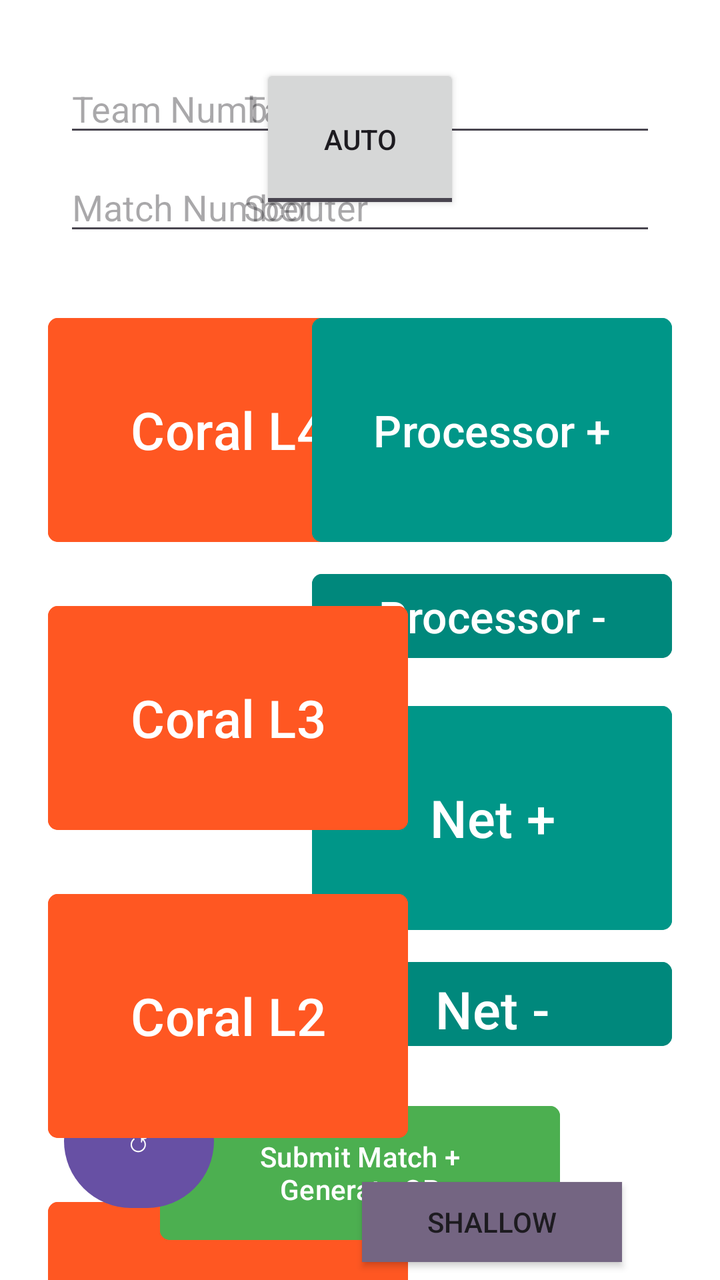
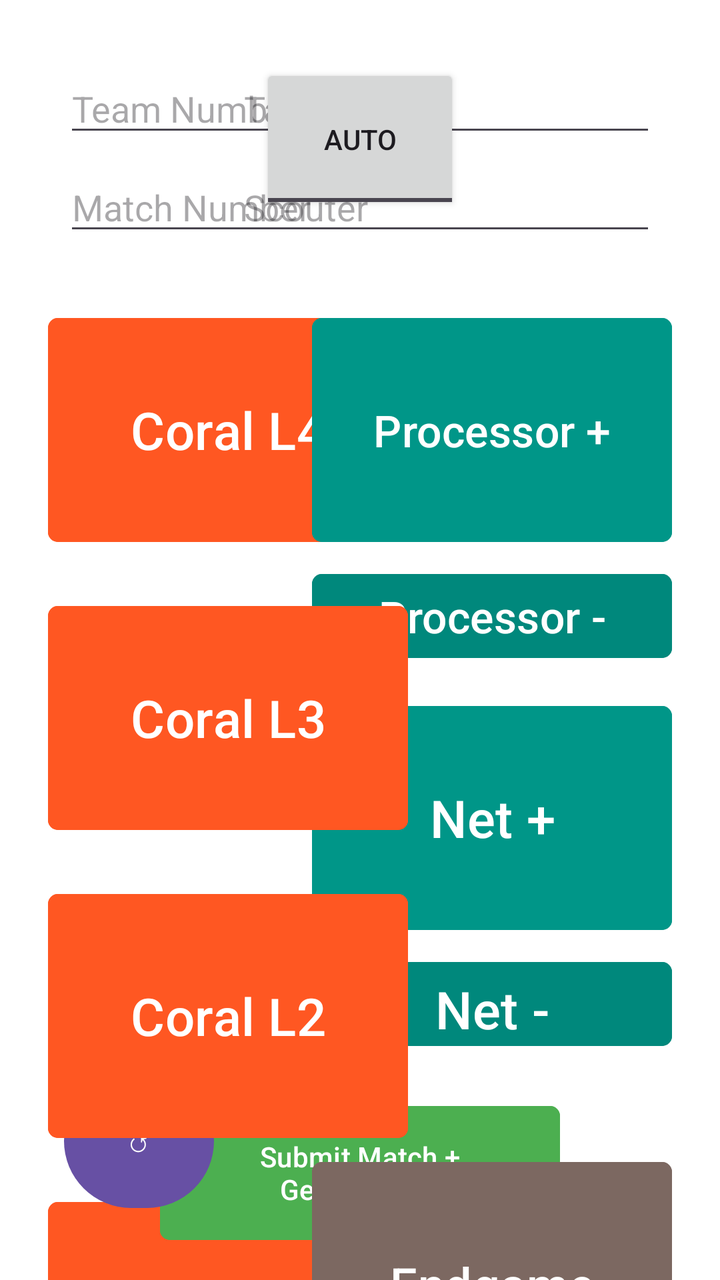

Two renders of the same Android screen: before a commit and after it. Below are the layout's source before the change and the commit's diff.
<!-- AndroidManifest.xml: application theme Theme.MatchScouting -->
<!-- res/layout/activity_scouting.xml -->
<?xml version="1.0" encoding="utf-8"?>
<androidx.constraintlayout.widget.ConstraintLayout xmlns:android="http://schemas.android.com/apk/res/android"
    xmlns:app="http://schemas.android.com/apk/res-auto"
    xmlns:tools="http://schemas.android.com/tools"
    android:layout_width="match_parent"
    android:layout_height="match_parent"
    android:background="#FFFFFF"
    tools:context=".ScoutingActivity">

    <ToggleButton
        android:id="@+id/toggleAutoButton"
        android:layout_width="100dp"
        android:layout_height="75dp"
        android:layout_marginTop="32dp"
        android:text="ToggleButton"
        android:textOff="AUTO"
        android:textOn="TELEOP"
        app:layout_constraintEnd_toEndOf="parent"
        app:layout_constraintStart_toStartOf="parent"
        app:layout_constraintTop_toTopOf="parent" />

    <Button
        android:id="@+id/btnCoralL4"
        android:layout_width="180dp"
        android:layout_height="120dp"
        android:layout_marginStart="24dp"
        android:layout_marginTop="48dp"
        android:backgroundTint="#FF5722"
        android:text="Coral L4"
        android:textSize="26sp"
        app:cornerRadius="5dp"
        app:layout_constraintStart_toStartOf="parent"
        app:layout_constraintTop_toBottomOf="@+id/toggleAutoButton" />

    <Button
        android:id="@+id/btnAlgaePlusL3"
        android:layout_width="180dp"
        android:layout_height="120dp"
        android:layout_marginStart="16dp"
        android:layout_marginEnd="16dp"
        android:backgroundTint="#009688"
        android:text="Algae L3"
        android:textSize="26sp"
        app:cornerRadius="5dp"
        app:layout_constraintEnd_toStartOf="@+id/btnProcPlus"
        app:layout_constraintStart_toEndOf="@+id/btnCoralL4"
        app:layout_constraintTop_toTopOf="@+id/btnCoralL3" />

    <Button
        android:id="@+id/btnSubAlgaeL3"
        android:layout_width="180dp"
        android:layout_height="50dp"
        android:layout_marginTop="8dp"
        android:backgroundTint="#00887C"
        android:text="-"
        android:textSize="26dp"
        app:cornerRadius="5dp"
        app:layout_constraintEnd_toEndOf="@+id/btnAlgaePlusL3"
        app:layout_constraintStart_toStartOf="@+id/btnAlgaePlusL3"
        app:layout_constraintTop_toBottomOf="@+id/btnAlgaePlusL3" />

    <Button
        android:id="@+id/btnAlgaePlusL2"
        android:layout_width="180dp"
        android:layout_height="120dp"
        android:layout_marginStart="16dp"
        android:layout_marginTop="24dp"
        android:layout_marginEnd="16dp"
        android:backgroundTint="#009688"
        android:text="Algae L2"
        android:textSize="26sp"
        app:cornerRadius="5dp"
        app:layout_constraintEnd_toStartOf="@+id/btnProcMinus"
        app:layout_constraintStart_toEndOf="@+id/btnCoralL4"
        app:layout_constraintTop_toBottomOf="@+id/btnSubAlgaeL3" />

    <Button
        android:id="@+id/btnSubAlgaeL2"
        android:layout_width="180dp"
        android:layout_height="50dp"
        android:layout_marginTop="8dp"
        android:backgroundTint="#00887C"
        android:text="-"
        android:textSize="26dp"
        app:cornerRadius="5dp"
        app:layout_constraintEnd_toEndOf="@+id/btnAlgaePlusL2"
        app:layout_constraintStart_toStartOf="@+id/btnAlgaePlusL2"
        app:layout_constraintTop_toBottomOf="@+id/btnAlgaePlusL2" />

    <Button
        android:id="@+id/btnProcPlus"
        android:layout_width="180dp"
        android:layout_height="120dp"
        android:layout_marginTop="48dp"
        android:layout_marginEnd="24dp"
        android:backgroundTint="#009688"
        android:text="Processor +"
        android:textSize="22dp"
        app:cornerRadius="5dp"
        app:layout_constraintEnd_toEndOf="parent"
        app:layout_constraintTop_toBottomOf="@+id/toggleAutoButton" />

    <Button
        android:id="@+id/btnProcMinus"
        android:layout_width="180dp"
        android:layout_height="50dp"
        android:layout_marginTop="8dp"
        android:layout_marginEnd="24dp"
        android:backgroundTint="#00887C"
        android:text="Processor -"
        android:textSize="22dp"
        app:cornerRadius="5dp"
        app:layout_constraintEnd_toEndOf="parent"
        app:layout_constraintTop_toBottomOf="@+id/btnProcPlus" />

    <Button
        android:id="@+id/btnNetPlus"
        android:layout_width="180dp"
        android:layout_height="120dp"
        android:layout_marginTop="16dp"
        android:layout_marginEnd="24dp"
        android:backgroundTint="#009688"
        android:text="Net +"
        android:textSize="26dp"
        app:cornerRadius="5dp"
        app:layout_constraintEnd_toEndOf="parent"
        app:layout_constraintTop_toBottomOf="@+id/btnProcMinus" />

    <Button
        android:id="@+id/btnNetMinus"
        android:layout_width="180dp"
        android:layout_height="50dp"
        android:layout_marginTop="8dp"
        android:layout_marginEnd="24dp"
        android:backgroundTint="#00887C"
        android:text="Net -"
        android:textSize="26dp"
        app:cornerRadius="5dp"
        app:layout_constraintEnd_toEndOf="parent"
        app:layout_constraintTop_toBottomOf="@+id/btnNetPlus" />

    <Button
        android:id="@+id/btnCoralL3"
        android:layout_width="180dp"
        android:layout_height="120dp"
        android:layout_marginStart="24dp"
        android:layout_marginTop="24dp"
        android:backgroundTint="#FF5722"
        android:text="Coral L3"
        android:textSize="26dp"
        app:cornerRadius="5dp"
        app:layout_constraintStart_toStartOf="parent"
        app:layout_constraintTop_toBottomOf="@+id/btnCoralL4" />

    <Button
        android:id="@+id/btnCoralL1"
        android:layout_width="180dp"
        android:layout_height="120dp"
        android:layout_marginStart="24dp"
        android:layout_marginTop="24dp"
        android:backgroundTint="#FF5722"
        android:text="Coral L1"
        android:textSize="26dp"
        app:cornerRadius="5dp"
        app:layout_constraintStart_toStartOf="parent"
        app:layout_constraintTop_toBottomOf="@+id/btnCoralL2" />

    <Button
        android:id="@+id/btnSubCoralL1"
        android:layout_width="180dp"
        android:layout_height="50dp"
        android:layout_marginStart="24dp"
        android:layout_marginTop="8dp"
        android:backgroundTint="#F44336"
        android:text="-"
        android:textSize="26dp"
        app:cornerRadius="5dp"
        app:layout_constraintStart_toStartOf="parent"
        app:layout_constraintTop_toBottomOf="@+id/btnCoralL1" />

    <ToggleButton
        android:id="@+id/toggleBtnNoClimb"
        android:layout_width="130dp"
        android:layout_height="40dp"
        android:layout_marginTop="16dp"
        android:background="@drawable/toggle_button_drawable"
        android:checked="true"
        android:text="ToggleButton"
        android:textOff="No Climb"
        android:textOn="No Climb"
        app:layout_constraintEnd_toEndOf="@+id/toggleBtnDeepClimb"
        app:layout_constraintTop_toBottomOf="@+id/toggleBtnDeepClimb" />

    <ToggleButton
        android:id="@+id/toggleBtnShallowClimb"
        android:layout_width="130dp"
        android:layout_height="40dp"
        android:layout_marginTop="64dp"
        android:background="@drawable/toggle_button_drawable"
        android:text="ToggleButton"
        android:textOff="SHALLOW"
        android:textOn="SHALLOW"
        app:layout_constraintBottom_toTopOf="@+id/toggleBtnDeepClimb"
        app:layout_constraintEnd_toEndOf="@+id/toggleBtnDeepClimb"
        app:layout_constraintTop_toBottomOf="@+id/btnNetMinus" />

    <ToggleButton
        android:id="@+id/toggleBtnDeepClimb"
        android:layout_width="130dp"
        android:layout_height="40dp"
        android:layout_marginTop="16dp"
        android:background="@drawable/toggle_button_drawable"
        android:text="ToggleButton"
        android:textOff="DEEP"
        android:textOn="DEEP"
        app:layout_constraintEnd_toEndOf="@+id/btnNetPlus"
        app:layout_constraintStart_toStartOf="@+id/btnNetPlus"
        app:layout_constraintTop_toBottomOf="@+id/toggleBtnShallowClimb" />

    <TextView
        android:id="@+id/textViewClimbing"
        android:layout_width="wrap_content"
        android:layout_height="wrap_content"
        android:layout_marginBottom="16dp"
        android:text="Climbing"
        app:layout_constraintBottom_toTopOf="@+id/toggleBtnShallowClimb"
        app:layout_constraintEnd_toEndOf="@+id/toggleBtnShallowClimb"
        app:layout_constraintStart_toStartOf="@+id/toggleBtnShallowClimb" />

    <EditText
        android:id="@+id/editTextTeamNumber"
        android:layout_width="wrap_content"
        android:layout_height="wrap_content"
        android:layout_marginStart="32dp"
        android:layout_marginTop="32dp"
        android:ems="10"
        android:hint="Team Number"
        android:inputType="number"
        app:layout_constraintStart_toStartOf="parent"
        app:layout_constraintTop_toTopOf="parent" />

    <EditText
        android:id="@+id/editTextMatchNumber"
        android:layout_width="wrap_content"
        android:layout_height="wrap_content"
        android:layout_marginStart="32dp"
        android:layout_marginTop="8dp"
        android:ems="10"
        android:hint="Match Number"
        android:inputType="number"
        app:layout_constraintStart_toStartOf="parent"
        app:layout_constraintTop_toBottomOf="@+id/editTextTeamNumber" />

    <EditText
        android:id="@+id/editTextTablet"
        android:layout_width="wrap_content"
        android:layout_height="wrap_content"
        android:layout_marginTop="32dp"
        android:layout_marginEnd="32dp"
        android:ems="10"
        android:hint="Tablet"
        android:inputType="number"
        app:layout_constraintEnd_toEndOf="parent"
        app:layout_constraintTop_toTopOf="parent" />

    <EditText
        android:id="@+id/editTextScouter"
        android:layout_width="wrap_content"
        android:layout_height="wrap_content"
        android:layout_marginTop="8dp"
        android:layout_marginEnd="32dp"
        android:ems="10"
        android:hint="Scouter"
        android:inputType="text"
        app:layout_constraintEnd_toEndOf="parent"
        app:layout_constraintTop_toBottomOf="@+id/editTextTablet" />

    <Button
        android:id="@+id/buttonSubmit"
        android:layout_width="200dp"
        android:layout_height="75dp"
        android:layout_marginBottom="16dp"
        android:backgroundTint="#4CAF50"
        android:text="Submit Match + Generate QR"
        app:cornerRadius="5dp"
        app:layout_constraintBottom_toBottomOf="parent"
        app:layout_constraintEnd_toEndOf="parent"
        app:layout_constraintStart_toStartOf="parent" />

    <Button
        android:id="@+id/btnRefreshTeamNumber"
        android:layout_width="75dp"
        android:layout_height="75dp"
        android:layout_marginStart="32dp"
        android:layout_marginBottom="32dp"
        android:text="↺"
        app:layout_constraintBottom_toBottomOf="parent"
        app:layout_constraintStart_toStartOf="parent" />

    <Button
        android:id="@+id/btnCoralL2"
        android:layout_width="180dp"
        android:layout_height="130dp"
        android:layout_marginStart="24dp"
        android:layout_marginTop="24dp"
        android:backgroundTint="#FF5722"
        android:text="Coral L2"
        android:textSize="26dp"
        app:cornerRadius="5dp"
        app:layout_constraintStart_toStartOf="parent"
        app:layout_constraintTop_toBottomOf="@+id/btnCoralL3" />

    <TextView
        android:id="@+id/textViewAlgaeRemoval"
        android:layout_width="wrap_content"
        android:layout_height="wrap_content"
        android:layout_marginBottom="16dp"
        android:text="Algae Removal"
        app:layout_constraintBottom_toTopOf="@+id/btnAlgaePlusL3"
        app:layout_constraintEnd_toEndOf="@+id/btnAlgaePlusL3"
        app:layout_constraintStart_toStartOf="@+id/btnAlgaePlusL3" />

</androidx.constraintlayout.widget.ConstraintLayout>
<!-- resources referenced by this layout -->
<resources>
  <!-- drawable toggle_button_drawable (drawable) -->
  <?xml version="1.0" encoding="utf-8"?>
  <selector xmlns:android="http://schemas.android.com/apk/res/android">
      <item android:state_checked="false" android:drawable="@color/gray"  />
      <item android:state_checked="true" android:drawable="@color/orange"  />
  </selector>
  <style name="Theme.MatchScouting" parent="Base.Theme.MatchScouting" />
  <color name="gray">#746582</color>
  <color name="orange">#CC5500</color>
  <style name="Base.Theme.MatchScouting" parent="Theme.Material3.DayNight.NoActionBar">
          
          
      </style>
</resources>

<!-- the commit's change to res/layout/activity_scouting.xml (unified diff, before → after) -->
@@ -178,55 +178,6 @@
         app:layout_constraintStart_toStartOf="parent"
         app:layout_constraintTop_toBottomOf="@+id/btnCoralL1" />
 
-    <ToggleButton
-        android:id="@+id/toggleBtnNoClimb"
-        android:layout_width="130dp"
-        android:layout_height="40dp"
-        android:layout_marginTop="16dp"
-        android:background="@drawable/toggle_button_drawable"
-        android:checked="true"
-        android:text="ToggleButton"
-        android:textOff="No Climb"
-        android:textOn="No Climb"
-        app:layout_constraintEnd_toEndOf="@+id/toggleBtnDeepClimb"
-        app:layout_constraintTop_toBottomOf="@+id/toggleBtnDeepClimb" />
-
-    <ToggleButton
-        android:id="@+id/toggleBtnShallowClimb"
-        android:layout_width="130dp"
-        android:layout_height="40dp"
-        android:layout_marginTop="64dp"
-        android:background="@drawable/toggle_button_drawable"
-        android:text="ToggleButton"
-        android:textOff="SHALLOW"
-        android:textOn="SHALLOW"
-        app:layout_constraintBottom_toTopOf="@+id/toggleBtnDeepClimb"
-        app:layout_constraintEnd_toEndOf="@+id/toggleBtnDeepClimb"
-        app:layout_constraintTop_toBottomOf="@+id/btnNetMinus" />
-
-    <ToggleButton
-        android:id="@+id/toggleBtnDeepClimb"
-        android:layout_width="130dp"
-        android:layout_height="40dp"
-        android:layout_marginTop="16dp"
-        android:background="@drawable/toggle_button_drawable"
-        android:text="ToggleButton"
-        android:textOff="DEEP"
-        android:textOn="DEEP"
-        app:layout_constraintEnd_toEndOf="@+id/btnNetPlus"
-        app:layout_constraintStart_toStartOf="@+id/btnNetPlus"
-        app:layout_constraintTop_toBottomOf="@+id/toggleBtnShallowClimb" />
-
-    <TextView
-        android:id="@+id/textViewClimbing"
-        android:layout_width="wrap_content"
-        android:layout_height="wrap_content"
-        android:layout_marginBottom="16dp"
-        android:text="Climbing"
-        app:layout_constraintBottom_toTopOf="@+id/toggleBtnShallowClimb"
-        app:layout_constraintEnd_toEndOf="@+id/toggleBtnShallowClimb"
-        app:layout_constraintStart_toStartOf="@+id/toggleBtnShallowClimb" />
-
     <EditText
         android:id="@+id/editTextTeamNumber"
         android:layout_width="wrap_content"
@@ -320,4 +271,17 @@
         app:layout_constraintEnd_toEndOf="@+id/btnAlgaePlusL3"
         app:layout_constraintStart_toStartOf="@+id/btnAlgaePlusL3" />
 
+    <Button
+        android:id="@+id/buttonEndgame"
+        android:layout_width="180dp"
+        android:layout_height="130dp"
+        android:layout_marginTop="50dp"
+        android:layout_marginEnd="24dp"
+        android:backgroundTint="#7C6861"
+        android:text="Endgame"
+        android:textSize="24sp"
+        app:cornerRadius="5dp"
+        app:layout_constraintEnd_toEndOf="parent"
+        app:layout_constraintTop_toBottomOf="@+id/btnNetMinus" />
+
 </androidx.constraintlayout.widget.ConstraintLayout>
<!-- resource entries referenced after the edit -->
@@ -1,14 +1,6 @@
 <!-- resources referenced by this layout -->
 <resources>
-  <!-- drawable toggle_button_drawable (drawable) -->
-  <?xml version="1.0" encoding="utf-8"?>
-  <selector xmlns:android="http://schemas.android.com/apk/res/android">
-      <item android:state_checked="false" android:drawable="@color/gray"  />
-      <item android:state_checked="true" android:drawable="@color/orange"  />
-  </selector>
   <style name="Theme.MatchScouting" parent="Base.Theme.MatchScouting" />
-  <color name="gray">#746582</color>
-  <color name="orange">#CC5500</color>
   <style name="Base.Theme.MatchScouting" parent="Theme.Material3.DayNight.NoActionBar">
           
           
